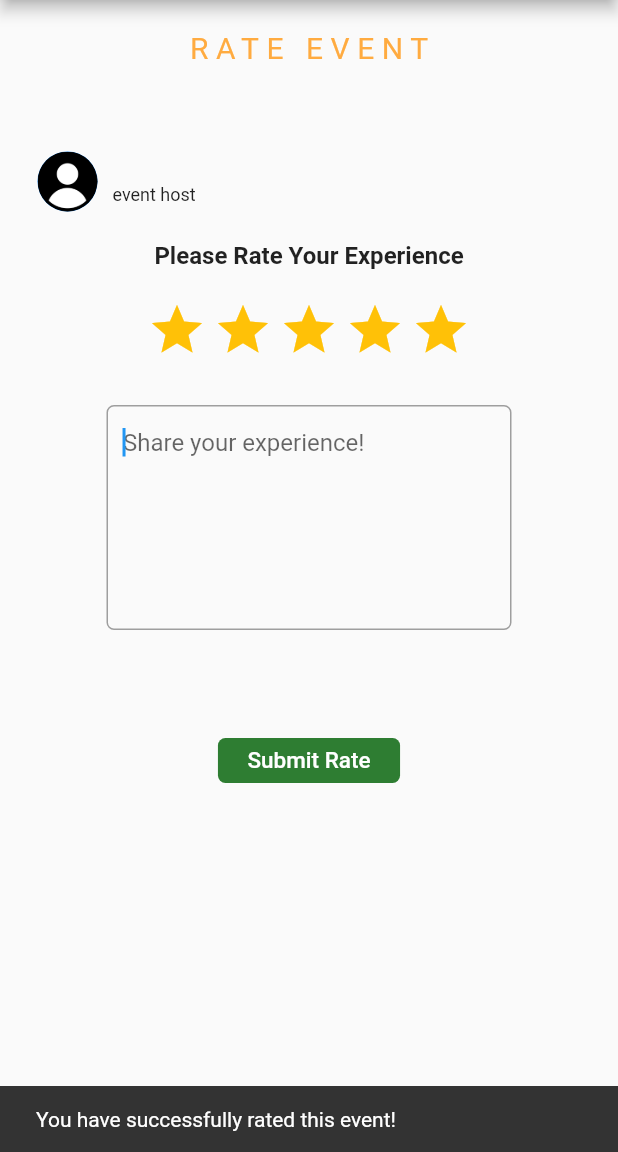
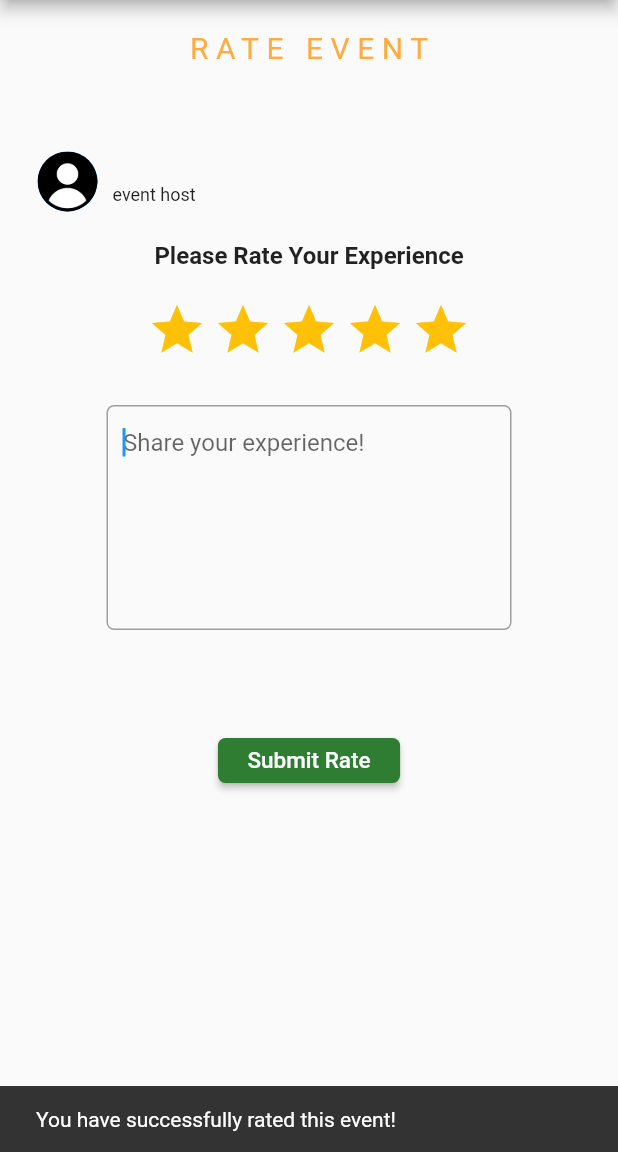
Before and after one commit to BiscochoChloie/AkyatBukid, a Flutter app: the Rate screen opened directly with empty values, after a tap on "Submit Rate", on a phone screen of 412 x 824 dp, the part 84-1236 px from its top. Run offline on Flutter 3.47's test engine with Material 2 defaults, Android fonts, the light colour scheme and no system bars; drawn by our look-alikes of flutter_rating_bar; our stand-ins replace awesome_dialog, cached_network_image, chat_bubbles, cloud_firestore, datetime_picker_formfield, firebase_auth and 6 more; missing offline and left inert: ntp; accounts and stored records are empty; network calls fail.

Commit message:
Fix. Refator

```diff
--- a/lib/bookingdetails/guestdetails.dart
+++ b/lib/bookingdetails/guestdetails.dart
@@ -392,7 +392,7 @@ class GuestDetailsState extends State<GuestDetails> {
                   padding: EdgeInsets.symmetric(horizontal: 3.0, vertical: 3.0),
                   // ignore: deprecated_member_use
 
-                  child: FlatButton(
+                  child: MaterialButton(
                     height: 30.0,
                     color: Colors.green[800],
                     onPressed: () async {
--- a/lib/bookingdetails/mtdetails.dart
+++ b/lib/bookingdetails/mtdetails.dart
@@ -354,7 +354,7 @@ class _MtDetailsState extends State<MtDetails> {
                       ),
                       Divider(),
                       _remainingSlot == 0
-                          ? FlatButton(
+                          ? MaterialButton(
                               height: 30.0,
                               color: Colors.green[800],
                               onPressed: null,
@@ -366,7 +366,7 @@ class _MtDetailsState extends State<MtDetails> {
                                   style: TextStyle(
                                       color: Colors.white, fontSize: 15)),
                             )
-                          : FlatButton(
+                          : MaterialButton(
                               height: 30.0,
                               color: Colors.green[800],
                               onPressed: () {
--- a/lib/createdetails/createdetail.dart
+++ b/lib/createdetails/createdetail.dart
@@ -114,7 +114,7 @@ class CreateDetailsState extends State<CreateDetails> {
                     alignment: Alignment.centerLeft,
                     padding: EdgeInsets.fromLTRB(0, 0, 170, 0),
                     // ignore: deprecated_member_use
-                    child: FlatButton(
+                    child: MaterialButton(
                       color: Colors.green[800],
                       onPressed: () {},
                       child: Text(' CREATE EVENT ',
--- a/lib/profile/events/rate.dart
+++ b/lib/profile/events/rate.dart
@@ -17,7 +17,7 @@ class Rate extends StatefulWidget {
 }
 
 class _RateState extends State<Rate> {
-  GlobalKey<FormState> _formKey = GlobalKey();
+  final GlobalKey<FormState> _formKey = GlobalKey();
   double? _rating;
   String _Text = "";
   @override
@@ -27,14 +27,15 @@ class _RateState extends State<Rate> {
     _Text = '';
   }
 
+  @override
   Widget build(BuildContext context) {
     FocusNode writingTextFocus = FocusNode();
 
     return Scaffold(
       appBar: AppBar(
         backgroundColor: Colors.white,
-        iconTheme: IconThemeData(color: Colors.black),
-        title: Image(
+        iconTheme: const IconThemeData(color: Colors.black),
+        title: const Image(
           image: AssetImage('assets/images/Logo2.png'),
           width: 100.0,
           height: 100.0,
@@ -47,7 +48,7 @@ class _RateState extends State<Rate> {
             children: [
               Container(
                 padding: const EdgeInsets.only(top: 20.0),
-                child: Text('RATE EVENT',
+                child: const Text('RATE EVENT',
                     textAlign: TextAlign.left,
                     style: TextStyle(
                       fontSize: 20,
@@ -59,7 +60,7 @@ class _RateState extends State<Rate> {
                 padding: const EdgeInsets.fromLTRB(0.0, 25.0, 0.0, 0.0),
                 child: Text(widget.eventModel.name,
                     textAlign: TextAlign.left,
-                    style: TextStyle(
+                    style: const TextStyle(
                       fontSize: 20,
                       fontWeight: FontWeight.bold,
                     )),
@@ -71,11 +72,11 @@ class _RateState extends State<Rate> {
                     Container(
                       child: CircleAvatar(
                         radius: 20,
-                        backgroundImage:
-                            widget.eventModel.profilePicture.isEmpty
-                                ? AssetImage('assets/images/placeholder.png')
-                                : NetworkImage(widget.eventModel.profilePicture)
-                                    as ImageProvider,
+                        backgroundImage: widget
+                                .eventModel.profilePicture.isEmpty
+                            ? const AssetImage('assets/images/placeholder.png')
+                            : NetworkImage(widget.eventModel.profilePicture)
+                                as ImageProvider,
                       ),
                     ),
                     Padding(
@@ -84,11 +85,11 @@ class _RateState extends State<Rate> {
                         children: [
                           Text(widget.eventModel.authorname,
                               textAlign: TextAlign.left,
-                              style: TextStyle(
+                              style: const TextStyle(
                                 fontSize: 15,
                                 fontWeight: FontWeight.bold,
                               )),
-                          Text('event host',
+                          const Text('event host',
                               textAlign: TextAlign.left,
                               style: TextStyle(
                                 fontSize: 12,
@@ -101,7 +102,7 @@ class _RateState extends State<Rate> {
               ),
               Container(
                 padding: const EdgeInsets.only(top: 20.0),
-                child: Text('Please Rate Your Experience',
+                child: const Text('Please Rate Your Experience',
                     textAlign: TextAlign.left,
                     style: TextStyle(
                       fontSize: 16,
@@ -115,8 +116,8 @@ class _RateState extends State<Rate> {
                     minRating: 1,
                     direction: Axis.horizontal,
                     itemCount: 5,
-                    itemPadding: EdgeInsets.symmetric(horizontal: 2.0),
-                    itemBuilder: (context, _) => Icon(
+                    itemPadding: const EdgeInsets.symmetric(horizontal: 2.0),
+                    itemBuilder: (context, _) => const Icon(
                           Icons.star,
                           color: Colors.amber,
                         ),
@@ -141,7 +142,7 @@ class _RateState extends State<Rate> {
                             child: TextFormField(
                               autofocus: true,
                               focusNode: writingTextFocus,
-                              decoration: InputDecoration(
+                              decoration: const InputDecoration(
                                   border: InputBorder.none,
                                   hintText: 'Share your experience!',
                                   hintMaxLines: 4),
@@ -158,17 +159,18 @@ class _RateState extends State<Rate> {
                 padding: const EdgeInsets.fromLTRB(0, 50, 0, 3),
                 child: Container(
                   alignment: Alignment.center,
-                  padding: EdgeInsets.symmetric(horizontal: 3.0, vertical: 3.0),
+                  padding: const EdgeInsets.symmetric(
+                      horizontal: 3.0, vertical: 3.0),
                   // ignore: deprecated_member_use
 
-                  child: FlatButton(
+                  child: MaterialButton(
                     height: 30.0,
                     color: Colors.green[800],
                     onPressed: () {
                       bool alreadyRated = false;
-                      var uuid = Uuid();
+                      var uuid = const Uuid();
 
-                      widget.eventModel.ratingInformation.forEach((element) {
+                      for (var element in widget.eventModel.ratingInformation) {
                         List<String> data = element
                             .toString()
                             .split(Separator.ratingInformationSeparator);
@@ -183,7 +185,7 @@ class _RateState extends State<Rate> {
                             FirebaseAuth.instance.currentUser!.uid) {
                           alreadyRated = true;
                         }
-                      });
+                      }
                       if (!alreadyRated) {
                         widget.eventModel.ratingInformation.add(_rating
                                 .toString() +
@@ -196,19 +198,20 @@ class _RateState extends State<Rate> {
                             Separator.ratingInformationSeparator +
                             DateTime.now().millisecondsSinceEpoch.toString());
                         EventController().upSert(event: widget.eventModel);
-                          ScaffoldMessenger.of(context).showSnackBar(
-                            SnackBar(content: Text('You have successfully rated this event!')));
-
+                        ScaffoldMessenger.of(context).showSnackBar(
+                            const SnackBar(
+                                content: Text(
+                                    'You have successfully rated this event!')));
                       } else {
-                         //you are already rated
+                        //you are already rated
                         ScaffoldMessenger.of(context).showSnackBar(
-                            SnackBar(content: Text('You have already rated')));
-
+                            const SnackBar(
+                                content: Text('You have already rated')));
                       }
                     },
                     shape: RoundedRectangleBorder(
                         borderRadius: BorderRadius.circular(5.0)),
-                    child: Text(' Submit Rate ',
+                    child: const Text(' Submit Rate ',
                         style: TextStyle(
                           color: Colors.white,
                           fontSize: 15,
```
Also changed, not shown: lib/bookingdetails/receipt.dart (+44 -40 lines), lib/screens/booking.dart (+37 -29 lines), pubspec.lock.
